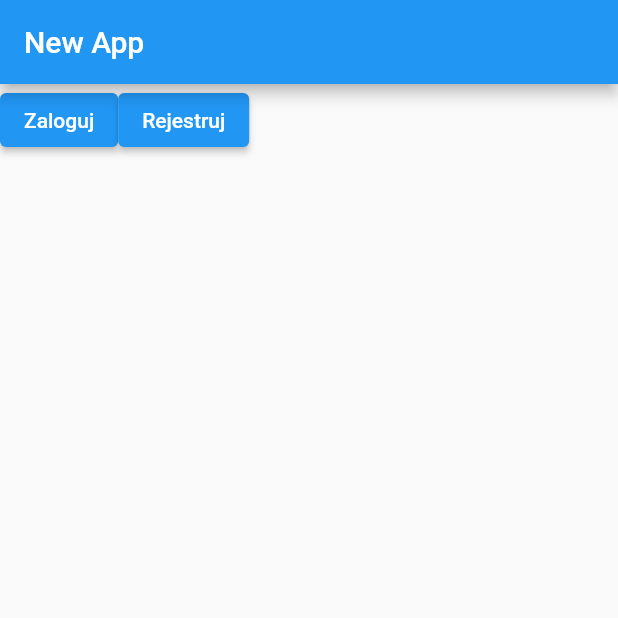
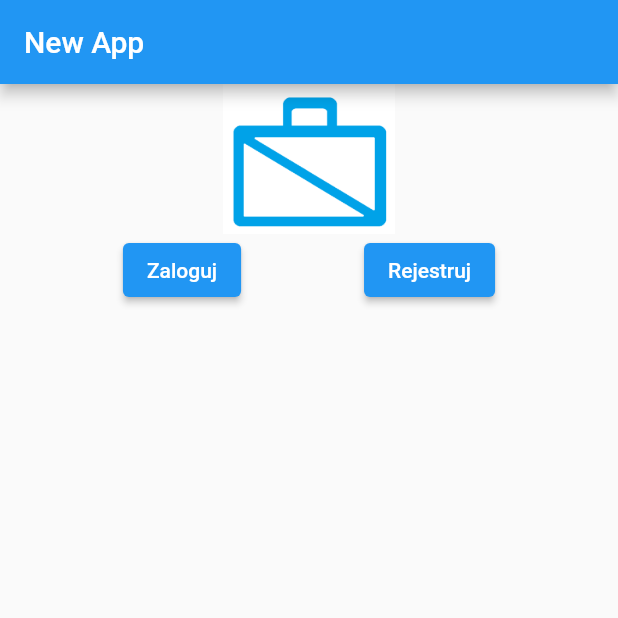
Before and after one commit to ignactr/project_08, a Flutter app: the screen it shows after launch, on a phone screen of 412 x 824 dp, the top half of it. Run offline on Flutter 3.47's test engine with Material 2 defaults, Android fonts, the phone set to English and light mode, and no system bars.

Commit message:
logo is now on welcome page

```diff
--- a/lib/welcomepage.dart
+++ b/lib/welcomepage.dart
@@ -5,10 +5,14 @@ class WelcomePage extends StatelessWidget {
   Widget build(BuildContext context) {
     return Column(
       children: <Widget>[
-        Row(children: [
-          ElevatedButton(onPressed: () {}, child: Text('Zaloguj')),
-          ElevatedButton(onPressed: () {}, child: Text('Rejestruj')),
-        ],)
+        Image(image: AssetImage('images/logo.png'), height: 100,),
+        Row(
+          mainAxisAlignment: MainAxisAlignment.spaceEvenly,
+          children: [
+            ElevatedButton(onPressed: () {}, child: Text('Zaloguj')),
+            ElevatedButton(onPressed: () {}, child: Text('Rejestruj')),
+          ],
+        )
       ],
     );
   }
--- a/pubspec.yaml
+++ b/pubspec.yaml
@@ -58,9 +58,8 @@ flutter:
   uses-material-design: true
 
   # To add assets to your application, add an assets section, like this:
-  # assets:
-  #   - images/a_dot_burr.jpeg
-  #   - images/a_dot_ham.jpeg
+  assets:
+    - images/logo.png
 
   # An image asset can refer to one or more resolution-specific "variants", see
   # https://flutter.dev/assets-and-images/#resolution-aware
```
